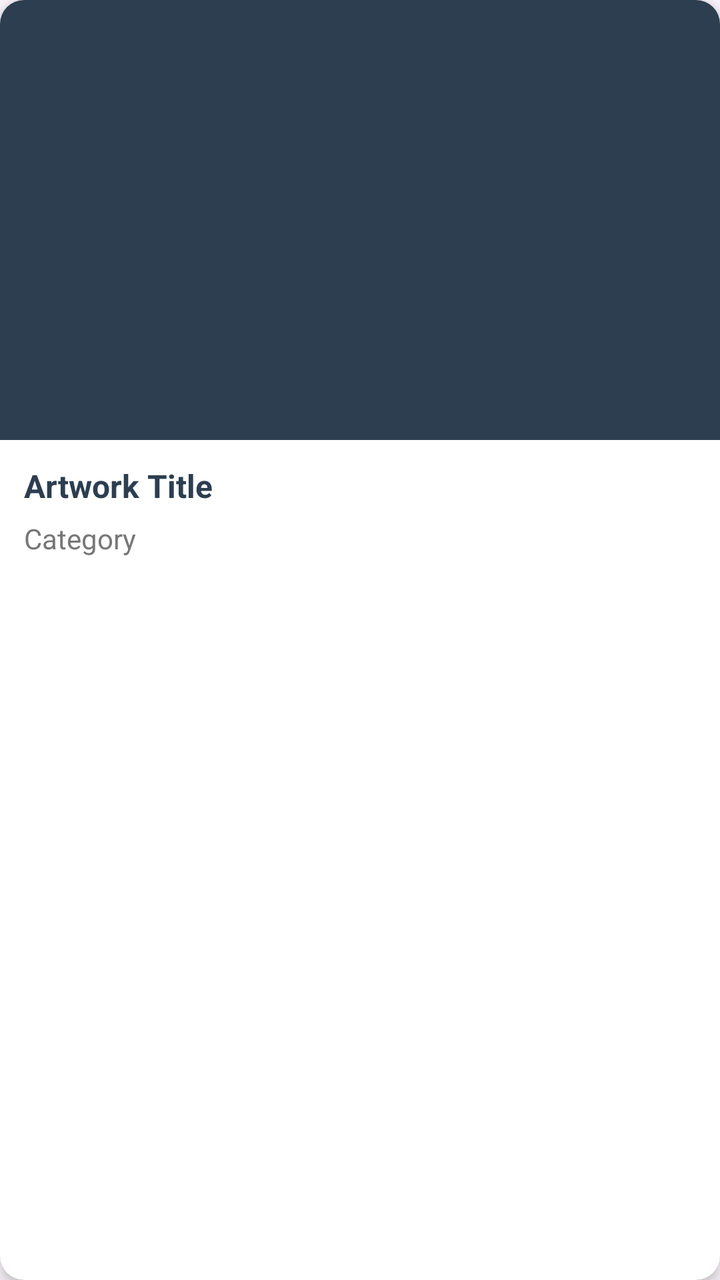
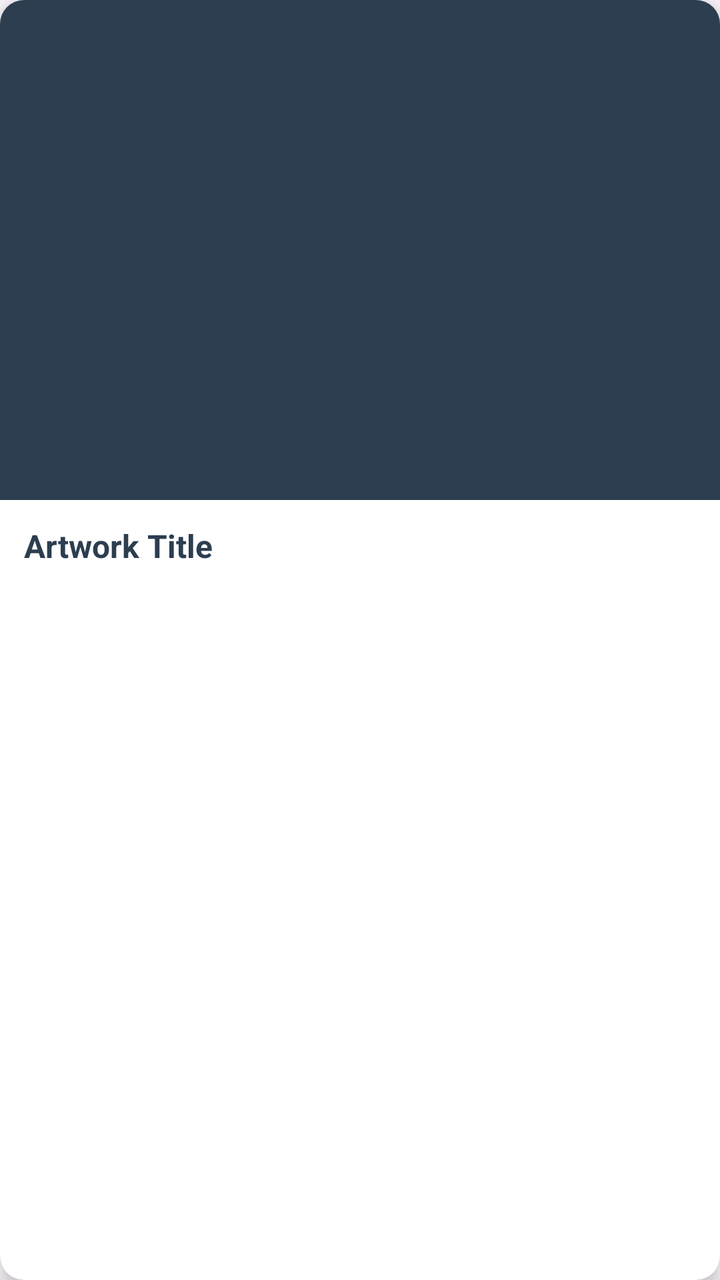

Before-and-after screenshots of an Android layout around one commit, followed by the original layout XML and the change that was made.
<!-- AndroidManifest.xml: application theme Base.Theme.EssenceOfArt -->
<!-- res/layout/item_artwork.xml -->
<?xml version="1.0" encoding="utf-8"?>
<androidx.cardview.widget.CardView xmlns:android="http://schemas.android.com/apk/res/android"
    xmlns:app="http://schemas.android.com/apk/res-auto"
    android:layout_width="match_parent"
    android:layout_height="wrap_content"
    android:layout_margin="8dp"
    app:cardCornerRadius="12dp"
    app:cardElevation="4dp">

    <LinearLayout
        android:layout_width="match_parent"
        android:layout_height="wrap_content"
        android:orientation="vertical">

        
        <ImageView
            android:id="@+id/artworkImage"
            android:layout_width="match_parent"
            android:layout_height="220dp"
            android:scaleType="centerCrop"
            android:background="@color/primary_color" />

        
        <LinearLayout
            android:layout_width="match_parent"
            android:layout_height="wrap_content"
            android:orientation="vertical"
            android:padding="12dp">

            
            <TextView
                android:id="@+id/artworkTitle"
                android:layout_width="match_parent"
                android:layout_height="wrap_content"
                android:text="Artwork Title"
                android:textSize="16sp"
                android:textStyle="bold"
                android:textColor="@color/primary_color"
                android:maxLines="2"
                android:ellipsize="end" />

            
            <TextView
                android:id="@+id/artworkCategory"
                android:layout_width="match_parent"
                android:layout_height="wrap_content"
                android:text="Category"
                android:textSize="14sp"
                android:textColor="@color/text_secondary"
                android:layout_marginTop="6dp" />

        </LinearLayout>

    </LinearLayout>

</androidx.cardview.widget.CardView>
<!-- resources referenced by this layout -->
<resources>
  <color name="primary_color">#2c3e50</color>
  <color name="text_secondary">#777777</color>
  <style name="Base.Theme.EssenceOfArt" parent="Theme.Material3.DayNight.NoActionBar">
          
          
      </style>
</resources>

<!-- the commit's change to res/layout/item_artwork.xml (unified diff, before → after) -->
@@ -5,7 +5,7 @@
     android:layout_height="wrap_content"
     android:layout_margin="8dp"
     app:cardCornerRadius="12dp"
-    app:cardElevation="4dp">
+    app:cardElevation="6dp">
 
     <LinearLayout
         android:layout_width="match_parent"
@@ -16,40 +16,22 @@
         <ImageView
             android:id="@+id/artworkImage"
             android:layout_width="match_parent"
-            android:layout_height="220dp"
+            android:layout_height="250dp"
             android:scaleType="centerCrop"
             android:background="@color/primary_color" />
 
         
-        <LinearLayout
+        <TextView
+            android:id="@+id/artworkTitle"
             android:layout_width="match_parent"
             android:layout_height="wrap_content"
-            android:orientation="vertical"
-            android:padding="12dp">
-
-            
-            <TextView
-                android:id="@+id/artworkTitle"
-                android:layout_width="match_parent"
-                android:layout_height="wrap_content"
-                android:text="Artwork Title"
-                android:textSize="16sp"
-                android:textStyle="bold"
-                android:textColor="@color/primary_color"
-                android:maxLines="2"
-                android:ellipsize="end" />
-
-            
-            <TextView
-                android:id="@+id/artworkCategory"
-                android:layout_width="match_parent"
-                android:layout_height="wrap_content"
-                android:text="Category"
-                android:textSize="14sp"
-                android:textColor="@color/text_secondary"
-                android:layout_marginTop="6dp" />
-
-        </LinearLayout>
+            android:text="Artwork Title"
+            android:textSize="16sp"
+            android:textStyle="bold"
+            android:textColor="@color/primary_color"
+            android:padding="12dp"
+            android:maxLines="2"
+            android:ellipsize="end" />
 
     </LinearLayout>
 
<!-- resource entries referenced after the edit -->
@@ -1,7 +1,6 @@
 <!-- resources referenced by this layout -->
 <resources>
   <color name="primary_color">#2c3e50</color>
-  <color name="text_secondary">#777777</color>
   <style name="Base.Theme.EssenceOfArt" parent="Theme.Material3.DayNight.NoActionBar">
           
           
